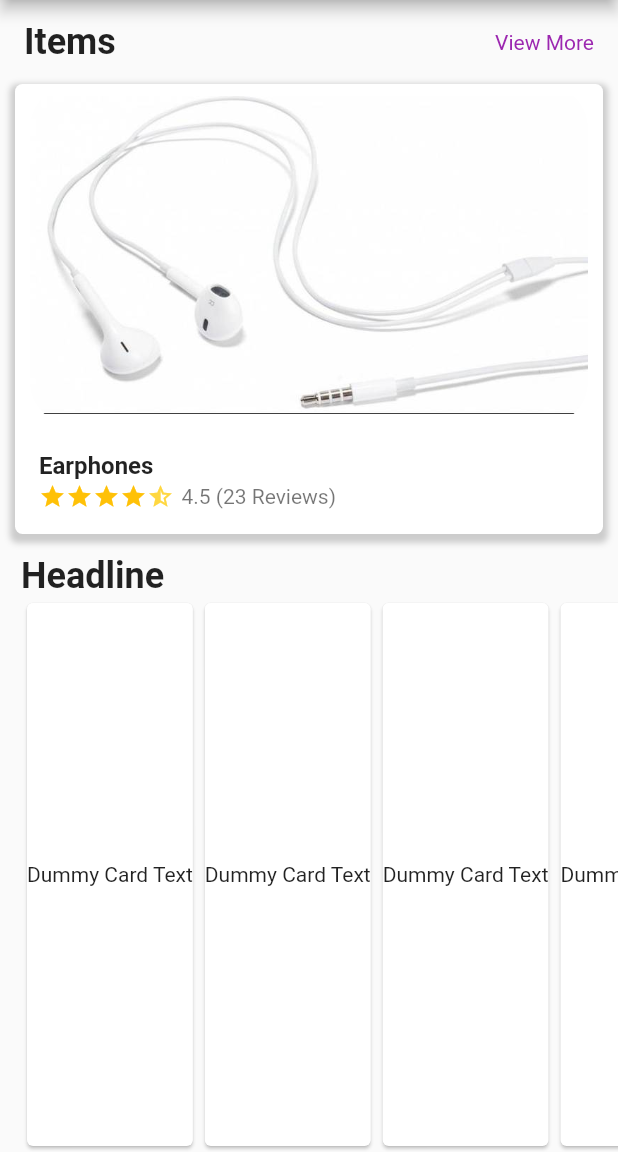
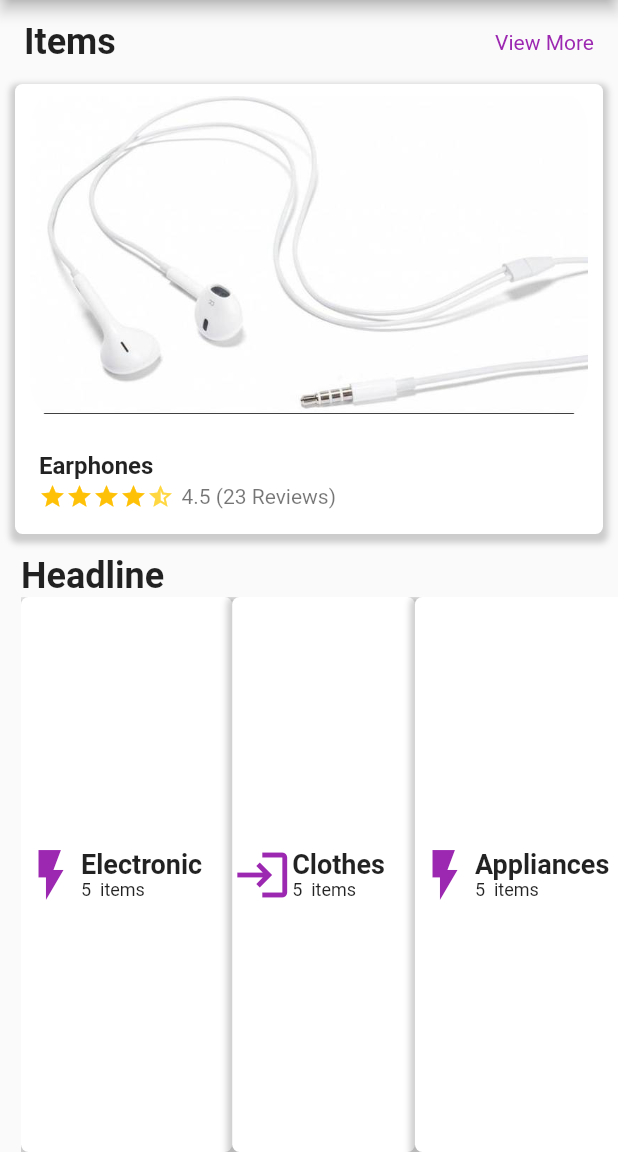
Before and after one commit to umairiqbal78/E-commerce-app-ui, a Flutter app: the screen it shows after launch, on a phone screen of 412 x 824 dp, the part 84-1236 px from its top. Run offline on Flutter 3.47's test engine with Material 2 defaults, Android fonts, the light colour scheme and no system bars; drawn by our look-alikes of carousel_slider; our stand-ins replace rating_bar.

Commit message:
updating files of ecommerce app

```diff
--- a/lib/listviewslider.dart
+++ b/lib/listviewslider.dart
@@ -6,7 +6,13 @@ class CategoriesSlider extends StatefulWidget {
 }
 
 class _CategoriesSliderState extends State<CategoriesSlider> {
-  List<String> lst = ["Electronic", "Appliances"];
+  List<dynamic> lst = [
+    ["Electronic", Icons.flash_on_outlined, "5  items"],
+    ["Clothes", Icons.login, "5  items"],
+    ["Appliances", Icons.flash_on_outlined, "5  items"],
+    ["House Holds", Icons.flash_on_outlined, "5  items"],
+    ["Others", Icons.flash_on_outlined, "5  items"],
+  ];
   @override
   Widget build(BuildContext context) {
     return Expanded(
@@ -27,9 +33,53 @@ class _CategoriesSliderState extends State<CategoriesSlider> {
             child: ListView.builder(
               shrinkWrap: true,
               scrollDirection: Axis.horizontal,
-              itemCount: 15,
-              itemBuilder: (BuildContext context, int index) => Card(
-                child: Center(child: Text('Dummy Card Text')),
+              itemCount: lst.length,
+              itemBuilder: (BuildContext context, index) => Container(
+                decoration: BoxDecoration(
+                  color: Colors.white,
+                  borderRadius: BorderRadius.only(
+                      topLeft: Radius.circular(5),
+                      topRight: Radius.circular(5),
+                      bottomLeft: Radius.circular(5),
+                      bottomRight: Radius.circular(5)),
+                  boxShadow: [
+                    BoxShadow(
+                      color: Colors.grey.withOpacity(0.5),
+                      spreadRadius: 3,
+                      blurRadius: 3,
+                      offset: Offset(0, 3), // changes position of shadow
+                    ),
+                  ],
+                ),
+                child: Row(
+                  crossAxisAlignment: CrossAxisAlignment.stretch,
+                  children: [
+                    Icon(
+                      lst[index][1],
+                      size: 40.0,
+                      color: Colors.purple,
+                    ),
+                    Column(
+                        mainAxisAlignment: MainAxisAlignment.center,
+                        crossAxisAlignment: CrossAxisAlignment.start,
+                        children: [
+                          Text(
+                            '${lst[index][0]}',
+                            style: TextStyle(
+                                fontSize: 18, fontWeight: FontWeight.bold),
+                          ),
+                          Text(
+                            '${lst[index][2]}',
+                            style: TextStyle(
+                              fontSize: 12,
+                            ),
+                          ),
+                        ]),
+                    SizedBox(
+                      width: 20.0,
+                    ),
+                  ],
+                ),
               ),
             ),
           ),
```
